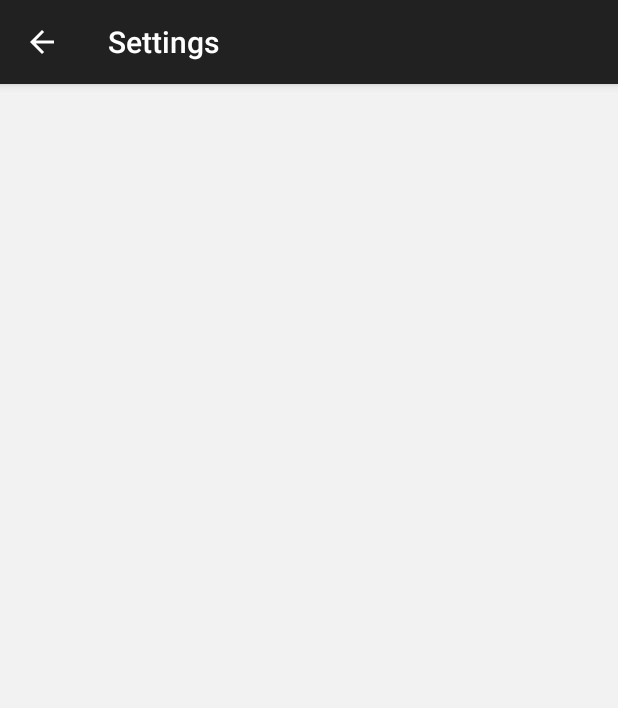
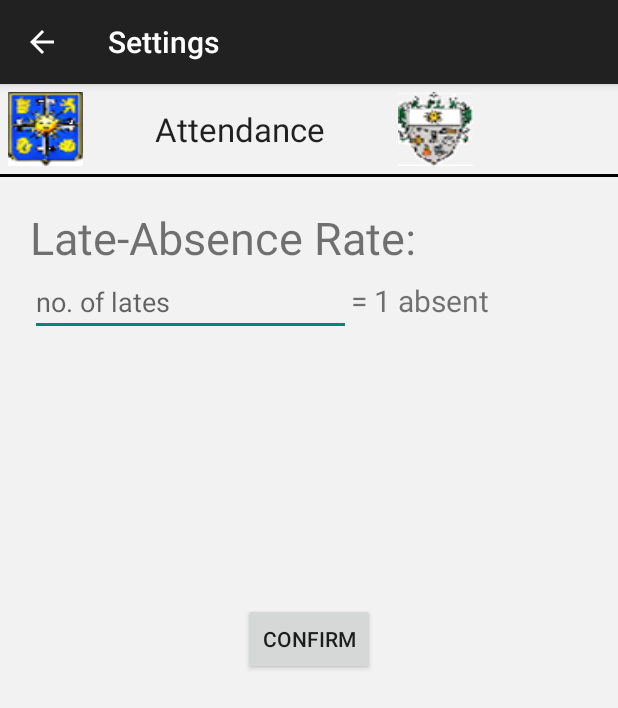
Before and after one commit to gabrielangelosandoval/SEM1, an Android app: the screen it shows after launch (Settings), in the options menu, after a tap on "Settings", on a phone screen of 412 x 824 dp. Shown: the top 708 px of the screen. Run offline under Robolectric (Android 15) with nearby library versions, the phone set to English and light mode, and no system bars.

Commit message:
Fourth Commit

```diff
--- a/app/src/main/java/com/kapampangan/sandoval/attendancechecker/Settings.java
+++ b/app/src/main/java/com/kapampangan/sandoval/attendancechecker/Settings.java
@@ -88,6 +88,14 @@ public class Settings extends ActionBarActivity {
         toast.show();
     }
 
+    public void confirmSettings(View v){
+
+        Context context = getApplicationContext();
+        CharSequence text = "Changes saved!";
+        int duration = Toast.LENGTH_SHORT;
+        Toast toast = Toast.makeText(context, text, duration);
+        toast.show();
+    }
     /**
      * A placeholder fragment containing a simple view.
      */
--- a/app/src/main/res/layout/settings.xml
+++ b/app/src/main/res/layout/settings.xml
@@ -1,8 +1,124 @@
-<?xml version="1.0" encoding="utf-8"?>
-
-<LinearLayout xmlns:android="http://schemas.android.com/apk/res/android"
-    android:orientation="vertical" android:layout_width="match_parent"
-    android:layout_height="match_parent"
+<LinearLayout
+    android:orientation="vertical"
+    android:layout_width="fill_parent"
+    android:layout_height="fill_parent"
+    xmlns:android="http://schemas.android.com/apk/res/android"
     android:background="@drawable/mainlayout">
 
+    <LinearLayout
+        android:orientation="horizontal"
+        android:layout_width="wrap_content"
+        android:layout_height="60dp"
+        android:padding="5dp">
+
+        <LinearLayout
+            android:orientation="horizontal"
+            android:layout_width="50dp"
+            android:layout_height="match_parent"
+            android:background="@drawable/ust_logo"></LinearLayout>
+
+        <RelativeLayout
+            android:layout_width="210dp"
+            android:layout_height="fill_parent"
+            android:padding="10dp">
+
+            <TextView
+                android:layout_width="wrap_content"
+                android:layout_height="wrap_content"
+                android:textAppearance="?android:attr/textAppearanceLarge"
+                android:text="Attendance"
+                android:id="@+id/textView2"
+                android:textAlignment="center"
+                android:layout_centerVertical="true"
+                android:layout_centerHorizontal="true" />
+        </RelativeLayout>
+
+        <LinearLayout
+            android:orientation="horizontal"
+            android:layout_width="50dp"
+            android:layout_height="match_parent"
+            android:id="@+id/linearLayout4"
+            android:background="@drawable/engg_logo" />
+
+    </LinearLayout>
+
+    <View
+        android:layout_width="fill_parent"
+        android:layout_height="2dp"
+        android:background="@android:color/black"/>
+
+    <ScrollView xmlns:android="http://schemas.android.com/apk/res/android"
+        android:layout_width="fill_parent"
+        android:layout_height="fill_parent">
+
+        <LinearLayout
+            android:orientation="vertical"
+            android:layout_width="fill_parent"
+            android:layout_height="fill_parent"
+            android:focusable="false">
+
+
+            <LinearLayout
+                android:orientation="vertical"
+                android:layout_width="match_parent"
+                android:layout_height="134dp"
+                android:padding="20dp"
+                android:weightSum="1">
+
+                <TextView
+                    android:layout_width="wrap_content"
+                    android:layout_height="wrap_content"
+                    android:text="Late-Absence Rate: "
+                    android:id="@+id/textView5"
+                    android:textSize="30sp" />
+
+                <LinearLayout
+                    android:orientation="horizontal"
+                    android:layout_width="match_parent"
+                    android:layout_height="match_parent"
+                    android:weightSum="1"
+                    android:layout_weight="1.08">
+
+                    <EditText
+                        android:layout_width="103dp"
+                        android:layout_height="wrap_content"
+                        android:inputType="number"
+                        android:ems="10"
+                        android:id="@+id/editText3"
+                        android:hint="no. of lates"
+                        android:layout_weight="0.63" />
+
+                    <TextView
+                        android:layout_width="wrap_content"
+                        android:layout_height="wrap_content"
+                        android:text="= 1 absent"
+                        android:id="@+id/textView6"
+                        android:textSize="20sp" />
+                </LinearLayout>
+
+            </LinearLayout>
+
+            <LinearLayout
+                android:orientation="vertical"
+                android:layout_width="fill_parent"
+                android:layout_height="270dp">
+
+                <LinearLayout
+                    android:orientation="vertical"
+                    android:layout_width="match_parent"
+                    android:layout_height="150dp"></LinearLayout>
+
+                <Button
+                    android:layout_width="wrap_content"
+                    android:layout_height="wrap_content"
+                    android:text="Confirm"
+                    android:id="@+id/button2"
+                    android:layout_gravity="center_horizontal"
+                    android:onClick="confirmSettings" />
+            </LinearLayout>
+        </LinearLayout>
+
+    </ScrollView>
+
+
 </LinearLayout>
```
